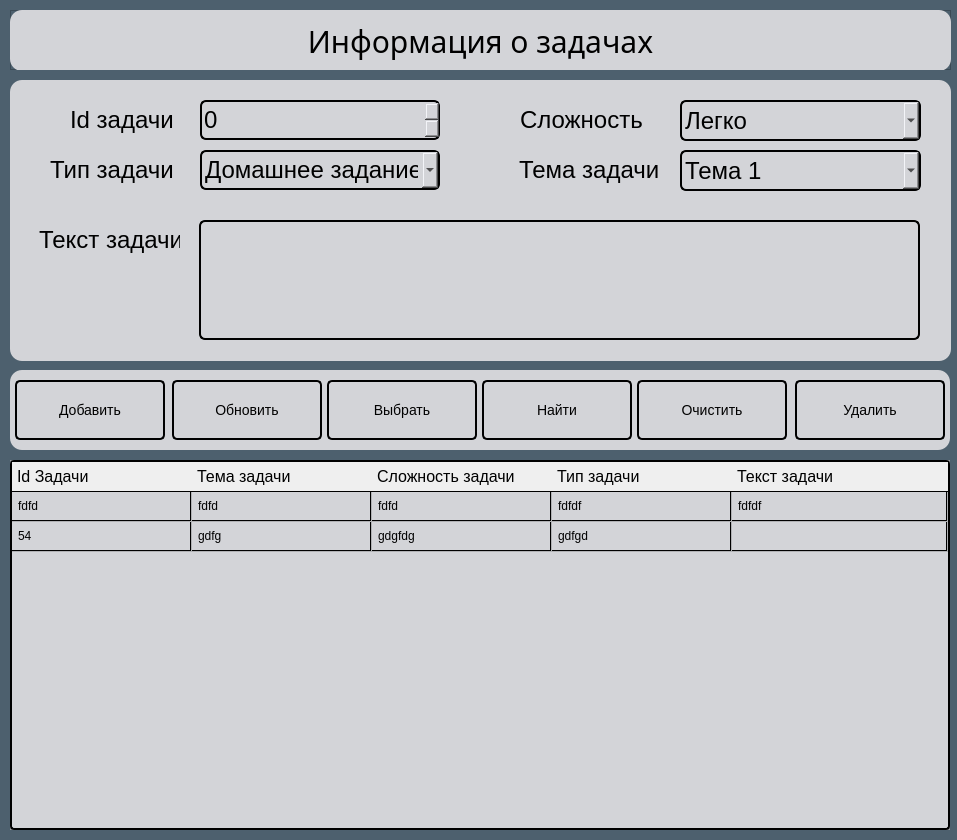
The window that main.ui (LumateDev/Python-GUI-base-manager) describes before a commit, drawn with Qt 5.
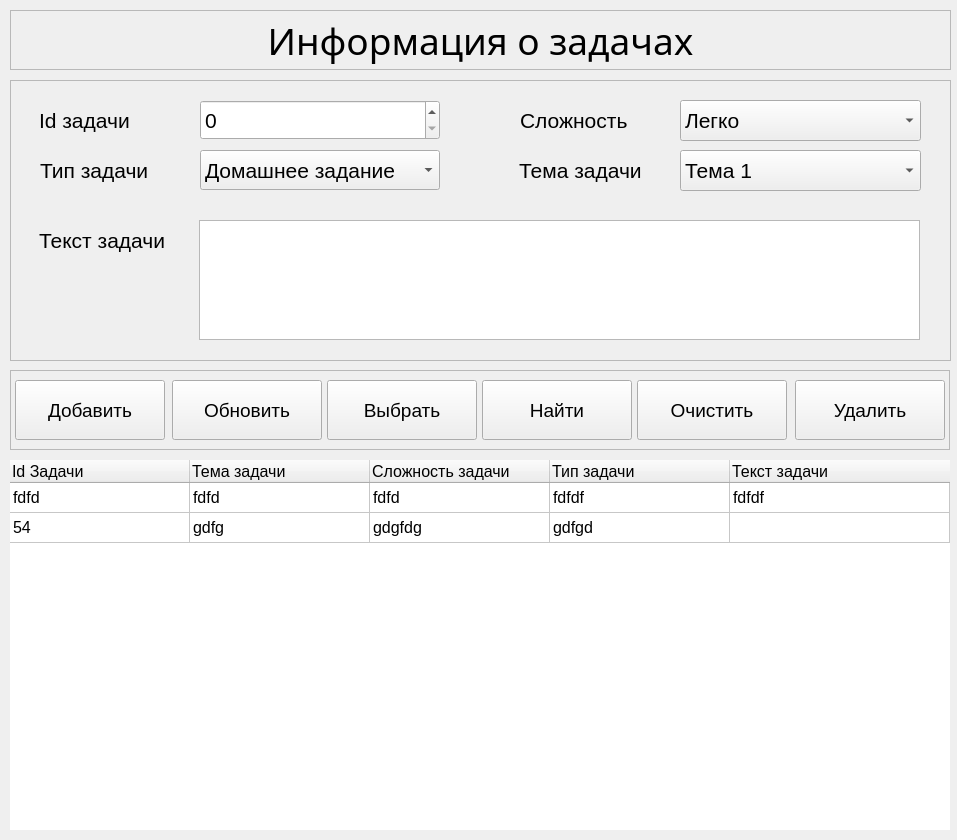
The same window after the commit. Icons and pictures are not drawn.

Commit message: upate UI, create base functions

Patch:
```diff
--- a/main.ui
+++ b/main.ui
@@ -17,89 +17,7 @@
    <bool>false</bool>
   </property>
   <property name="styleSheet">
-   <string notr="true">QWidget {
-background-color: #4D606E;
-}
-
-#title_frame QFrame {
-background-color: #D3D4D8;
-border-radius:12px;
-}
-
-#title_frame QLabel{
-color: #000;
-font:30px;
-}
-
-#info_frame  {
-background-color : #D3D4D8;
-border-radius: 12px;
-}
-#info_frame QLabel  {
-background-color : #D3D4D8;
-color: #000;
-font:24px;
-}
-#info_frame QComboBox, #info_frame QSpinBox, #info_frame QPlainTextEdit, #info_frame gridLayout_7{
-  
-  background-color: #D3D4D8;
-  border: 2px solid #000;
-  color: #000;
-  border-radius: 6px;
-  font: 24px;
- 
-}
-
-#function_frame {
-background-color : #D3D4D8;
-border-radius: 12px;
-}
-#info_frame QSpinBox:focus,
-#info_frame QComboBox:focus,
-#info_frame QPlainTextEdit:focus
- {
-	border-color: #4c96f7;
-}
-
-
-#result_frame {
-
-	background-color: #D3D4D8;
-}
-
-QHeaderView::section{
-	border: none;
-	border-bottom:1px solid black;
-	text-align:left;
-	padding: 3px 5px;
-}
-
-QTableWidget::Item{
-	border-bottom:1px solid black;
-border-right:1px solid black;
-	color: black;
-	padding-left: 3px;
-}
-QTableWidget{
-background-color :#D3D4D8;
-border-radius:4px;
-border :2px solid black;
-}
-#function_frame QPushButton {
-	font-size: 14px;
-	padding: 5px 10px;
-	border: 2px solid #000;
-	border-radius: 5px;
-	background-color: transparent;
-}
-
-#function_frame QPushButton:hover {
-	border-color: #4c96f7;
-
-
-
-}
-
+   <string notr="true">
 
 
 </string>
@@ -138,7 +56,7 @@
      <property name="font">
       <font>
        <family>Microsoft YaHei</family>
-       <pointsize>-1</pointsize>
+       <pointsize>28</pointsize>
        <italic>false</italic>
        <bold>false</bold>
       </font>
@@ -173,6 +91,9 @@
      <enum>QFrame::Raised</enum>
     </property>
     <widget class="QComboBox" name="comboBoxDifficult">
+     <property name="enabled">
+      <bool>true</bool>
+     </property>
      <property name="geometry">
       <rect>
        <x>670</x>
@@ -181,6 +102,14 @@
        <height>41</height>
       </rect>
      </property>
+     <property name="font">
+      <font>
+       <pointsize>16</pointsize>
+      </font>
+     </property>
+     <property name="autoFillBackground">
+      <bool>false</bool>
+     </property>
      <item>
       <property name="text">
        <string>Легко</string>
@@ -205,12 +134,17 @@
     <widget class="QLabel" name="label_2">
      <property name="geometry">
       <rect>
-       <x>60</x>
+       <x>29</x>
        <y>20</y>
-       <width>120</width>
+       <width>151</width>
        <height>40</height>
       </rect>
      </property>
+     <property name="font">
+      <font>
+       <pointsize>16</pointsize>
+      </font>
+     </property>
      <property name="text">
       <string>Id задачи</string>
      </property>
@@ -224,6 +158,11 @@
        <height>40</height>
       </rect>
      </property>
+     <property name="font">
+      <font>
+       <pointsize>16</pointsize>
+      </font>
+     </property>
     </widget>
     <widget class="QComboBox" name="comboBoxTheme">
      <property name="geometry">
@@ -234,6 +173,11 @@
        <height>41</height>
       </rect>
      </property>
+     <property name="font">
+      <font>
+       <pointsize>16</pointsize>
+      </font>
+     </property>
      <item>
       <property name="text">
        <string>Тема 1</string>
@@ -254,6 +198,11 @@
        <height>40</height>
       </rect>
      </property>
+     <property name="font">
+      <font>
+       <pointsize>16</pointsize>
+      </font>
+     </property>
      <property name="text">
       <string>Сложность</string>
      </property>
@@ -261,12 +210,17 @@
     <widget class="QLabel" name="label_6">
      <property name="geometry">
       <rect>
-       <x>40</x>
+       <x>30</x>
        <y>70</y>
-       <width>131</width>
+       <width>141</width>
        <height>40</height>
       </rect>
      </property>
+     <property name="font">
+      <font>
+       <pointsize>16</pointsize>
+      </font>
+     </property>
      <property name="text">
       <string>Тип задачи</string>
      </property>
@@ -280,6 +234,11 @@
        <height>40</height>
       </rect>
      </property>
+     <property name="font">
+      <font>
+       <pointsize>16</pointsize>
+      </font>
+     </property>
      <property name="iconSize">
       <size>
        <width>16</width>
@@ -311,6 +270,11 @@
        <height>40</height>
       </rect>
      </property>
+     <property name="font">
+      <font>
+       <pointsize>16</pointsize>
+      </font>
+     </property>
      <property name="text">
       <string>Текст задачи</string>
      </property>
@@ -324,6 +288,11 @@
        <height>40</height>
       </rect>
      </property>
+     <property name="font">
+      <font>
+       <pointsize>16</pointsize>
+      </font>
+     </property>
      <property name="text">
       <string>Тема задачи</string>
      </property>
@@ -337,6 +306,11 @@
        <height>120</height>
       </rect>
      </property>
+     <property name="font">
+      <font>
+       <pointsize>16</pointsize>
+      </font>
+     </property>
     </widget>
    </widget>
    <widget class="QFrame" name="function_frame">
@@ -366,6 +340,11 @@
        <height>60</height>
       </rect>
      </property>
+     <property name="font">
+      <font>
+       <pointsize>14</pointsize>
+      </font>
+     </property>
      <property name="text">
       <string>Добавить</string>
      </property>
@@ -389,6 +368,11 @@
        <height>60</height>
       </rect>
      </property>
+     <property name="font">
+      <font>
+       <pointsize>14</pointsize>
+      </font>
+     </property>
      <property name="text">
       <string>Обновить</string>
      </property>
@@ -412,6 +396,11 @@
        <height>60</height>
       </rect>
      </property>
+     <property name="font">
+      <font>
+       <pointsize>14</pointsize>
+      </font>
+     </property>
      <property name="text">
       <string>Выбрать</string>
      </property>
@@ -435,6 +424,11 @@
        <height>60</height>
       </rect>
      </property>
+     <property name="font">
+      <font>
+       <pointsize>14</pointsize>
+      </font>
+     </property>
      <property name="text">
       <string>Найти</string>
      </property>
@@ -458,6 +452,11 @@
        <height>60</height>
       </rect>
      </property>
+     <property name="font">
+      <font>
+       <pointsize>14</pointsize>
+      </font>
+     </property>
      <property name="text">
       <string>Очистить</string>
      </property>
@@ -481,6 +480,11 @@
        <height>60</height>
       </rect>
      </property>
+     <property name="font">
+      <font>
+       <pointsize>14</pointsize>
+      </font>
+     </property>
      <property name="text">
       <string>Удалить</string>
      </property>
@@ -538,6 +542,11 @@
        <height>16777215</height>
       </size>
      </property>
+     <property name="font">
+      <font>
+       <pointsize>12</pointsize>
+      </font>
+     </property>
      <property name="focusPolicy">
       <enum>Qt::NoFocus</enum>
      </property>
```
The commit also changes 7 other files.
